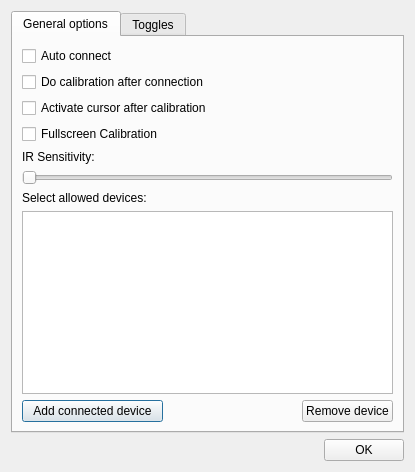
Old version of the form stuff/configuration.ui in the repository pnegre/python-whiteboard.
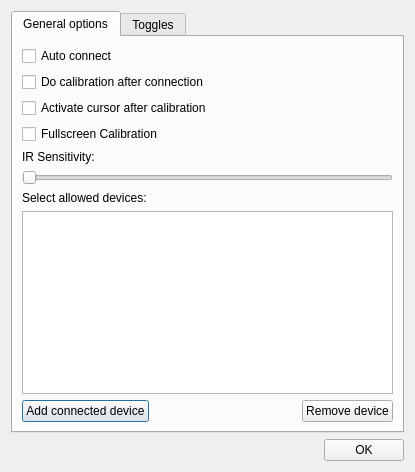
New version of the form.

```diff
--- a/stuff/configuration.ui
+++ b/stuff/configuration.ui
@@ -42,28 +42,28 @@
        <string>General options</string>
       </attribute>
       <layout class="QGridLayout" name="gridLayout_2">
-       <item row="0" column="0">
+       <item row="0" column="0" colspan="3">
         <widget class="QCheckBox" name="check_autoconnect">
          <property name="text">
           <string>Auto connect</string>
          </property>
         </widget>
        </item>
-       <item row="2" column="0" colspan="2">
+       <item row="2" column="0" colspan="3">
         <widget class="QCheckBox" name="check_autoactivate">
          <property name="text">
           <string>Activate cursor after calibration</string>
          </property>
         </widget>
        </item>
-       <item row="3" column="0">
+       <item row="3" column="0" colspan="3">
         <widget class="QCheckBox" name="check_fullscreen">
          <property name="text">
           <string>Fullscreen Calibration</string>
          </property>
         </widget>
        </item>
-       <item row="6" column="0">
+       <item row="6" column="0" colspan="3">
         <widget class="QLabel" name="label">
          <property name="text">
           <string>Select allowed devices:</string>
@@ -100,7 +100,7 @@
          </property>
         </widget>
        </item>
-       <item row="1" column="0" colspan="2">
+       <item row="1" column="0" colspan="3">
         <widget class="QCheckBox" name="check_autocalibration">
          <property name="text">
           <string>Do calibration after connection</string>
@@ -114,7 +114,7 @@
          </property>
         </widget>
        </item>
-       <item row="4" column="0">
+       <item row="4" column="0" colspan="3">
         <widget class="QLabel" name="label_2">
          <property name="text">
           <string>IR Sensitivity:</string>
```
